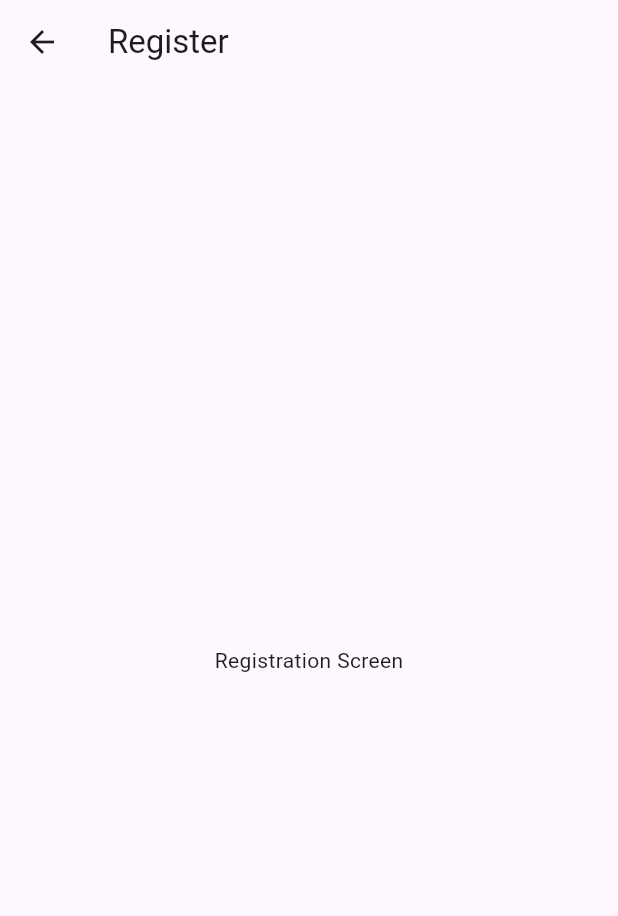
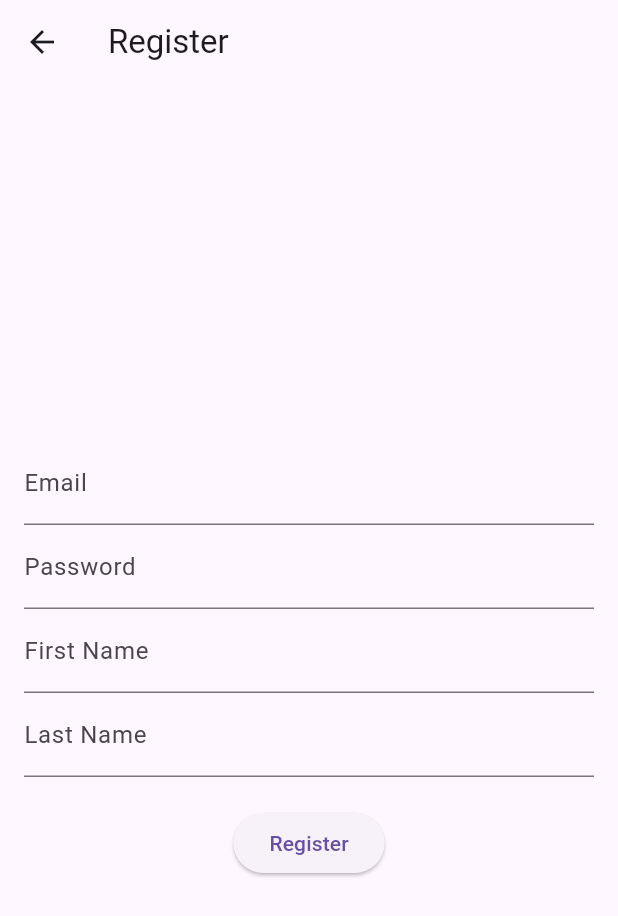
Before and after one commit to divya-jd/MessageBoard, a Flutter app: the screen it shows after launch, after a tap on "Login", after a tap on "Don't have an account? Register here", on a phone screen of 412 x 824 dp. Shown: the top 916 px of the screen. Run offline on Flutter 3.47's test engine with Material 3 defaults, Android fonts, the phone set to English and light mode, and no system bars; our stand-ins replace cloud_firestore, firebase_auth, firebase_core; accounts and stored records are empty; network calls fail.

Commit message:
Save local changes before upgrading Flutter

```diff
--- a/lib/login_screen.dart
+++ b/lib/login_screen.dart
@@ -27,8 +27,25 @@ class _LoginScreenState extends State<LoginScreen> {
       // Navigate to the home page or main app screen after successful login
       Navigator.pushReplacementNamed(context, '/home');
     } catch (error) {
+      String errorMessage = 'An error occurred. Please try again.';
+      if (error is FirebaseAuthException) {
+        // Specific FirebaseAuthException handling
+        switch (error.code) {
+          case 'user-not-found':
+            errorMessage = 'No user found for that email.';
+            break;
+          case 'wrong-password':
+            errorMessage = 'Incorrect password.';
+            break;
+          case 'invalid-email':
+            errorMessage = 'The email address is not valid.';
+            break;
+          default:
+            errorMessage = 'An unknown error occurred. Please try again.';
+        }
+      }
       setState(() {
-        _errorMessage = error.toString(); // Display the error message
+        _errorMessage = errorMessage; // Display the error message
       });
     } finally {
       setState(() {
--- a/lib/main.dart
+++ b/lib/main.dart
@@ -16,15 +16,18 @@ class MyApp extends StatelessWidget {
   @override
   Widget build(BuildContext context) {
     return MaterialApp(
+      title: 'Your App Name',
       initialRoute: '/',
       routes: {
         '/': (context) => SplashScreen(),
         '/login': (context) => LoginScreen(),
         '/register': (context) => RegistrationScreen(),
         '/messageBoards': (context) => MessageBoardScreen(),
-        '/chat': (context) => ChatScreen(
-          boardName: ModalRoute.of(context)!.settings.arguments as String,
-        ),
+        // Handling the route for ChatScreen with arguments
+        '/chat': (context) {
+          final String boardName = ModalRoute.of(context)!.settings.arguments as String;
+          return ChatScreen(boardName: boardName);
+        },
       },
     );
   }
--- a/lib/message_board_screen.dart
+++ b/lib/message_board_screen.dart
@@ -1,5 +1,5 @@
 import 'package:flutter/material.dart';
-import 'chat_screen.dart';
+//import 'chat_screen.dart';
 
 class MessageBoardScreen extends StatelessWidget {
   final List<Map<String, String>> messageBoards = [
--- a/lib/registration_screen.dart
+++ b/lib/registration_screen.dart
@@ -9,6 +9,11 @@ class RegistrationScreen extends StatefulWidget {
 
 class _RegistrationScreenState extends State<RegistrationScreen> {
   final FirebaseAuth _auth = FirebaseAuth.instance;
+  final _formKey = GlobalKey<FormState>();
+  final TextEditingController _emailController = TextEditingController();
+  final TextEditingController _passwordController = TextEditingController();
+  final TextEditingController _firstNameController = TextEditingController();
+  final TextEditingController _lastNameController = TextEditingController();
 
   Future<void> registerUser(String email, String password, String firstName, String lastName) async {
     try {
@@ -22,16 +27,93 @@ class _RegistrationScreenState extends State<RegistrationScreen> {
         'role': 'user',
         'registrationDate': DateTime.now(),
       });
+      Navigator.pushReplacementNamed(context, '/login');  // Navigate to login after successful registration
     } catch (e) {
       print(e);
+      ScaffoldMessenger.of(context).showSnackBar(SnackBar(content: Text('Error: $e')));
     }
+  }
+
+  @override
+  void dispose() {
+    _emailController.dispose();
+    _passwordController.dispose();
+    _firstNameController.dispose();
+    _lastNameController.dispose();
+    super.dispose();
   }
 
   @override
   Widget build(BuildContext context) {
     return Scaffold(
       appBar: AppBar(title: Text('Register')),
-      body: Center(child: Text('Registration Screen')),
+      body: Padding(
+        padding: const EdgeInsets.all(16.0),
+        child: Form(
+          key: _formKey,
+          child: Column(
+            mainAxisAlignment: MainAxisAlignment.center,
+            children: [
+              TextFormField(
+                controller: _emailController,
+                decoration: InputDecoration(labelText: 'Email'),
+                keyboardType: TextInputType.emailAddress,
+                validator: (value) {
+                  if (value == null || value.isEmpty) {
+                    return 'Please enter your email';
+                  }
+                  return null;
+                },
+              ),
+              TextFormField(
+                controller: _passwordController,
+                obscureText: true,
+                decoration: InputDecoration(labelText: 'Password'),
+                validator: (value) {
+                  if (value == null || value.length < 6) {
+                    return 'Password must be at least 6 characters';
+                  }
+                  return null;
+                },
+              ),
+              TextFormField(
+                controller: _firstNameController,
+                decoration: InputDecoration(labelText: 'First Name'),
+                validator: (value) {
+                  if (value == null || value.isEmpty) {
+                    return 'Please enter your first name';
+                  }
+                  return null;
+                },
+              ),
+              TextFormField(
+                controller: _lastNameController,
+                decoration: InputDecoration(labelText: 'Last Name'),
+                validator: (value) {
+                  if (value == null || value.isEmpty) {
+                    return 'Please enter your last name';
+                  }
+                  return null;
+                },
+              ),
+              SizedBox(height: 20),
+              ElevatedButton(
+                onPressed: () {
+                  if (_formKey.currentState?.validate() ?? false) {
+                    registerUser(
+                      _emailController.text.trim(),
+                      _passwordController.text.trim(),
+                      _firstNameController.text.trim(),
+                      _lastNameController.text.trim(),
+                    );
+                  }
+                },
+                child: Text('Register'),
+              ),
+            ],
+          ),
+        ),
+      ),
     );
   }
 }
--- a/lib/splash_screen.dart
+++ b/lib/splash_screen.dart
@@ -1,4 +1,3 @@
-// splash_screen.dart
 import 'package:flutter/material.dart';
 
 class SplashScreen extends StatelessWidget {
@@ -9,8 +8,19 @@ class SplashScreen extends StatelessWidget {
     });
 
     return Scaffold(
+      backgroundColor: Colors.blue, // Set a background color for your splash screen
       body: Center(
-        child: FlutterLogo(size: 100), // Customize logo or image
+        child: Column(
+          mainAxisAlignment: MainAxisAlignment.center,
+          children: [
+            FlutterLogo(size: 100), // Customize your logo or replace it with an image
+            SizedBox(height: 20),
+            Text(
+              'Welcome to MyApp',
+              style: TextStyle(fontSize: 24, color: Colors.white),
+            ),
+          ],
+        ),
       ),
     );
   }
```
Also changed, not shown: lib/profile_screen.dart (+21 -1 lines), lib/settings_screen.dart (+9 -2 lines), pubspec.yaml (+12 -4 lines), pubspec.lock, 5 other files.
